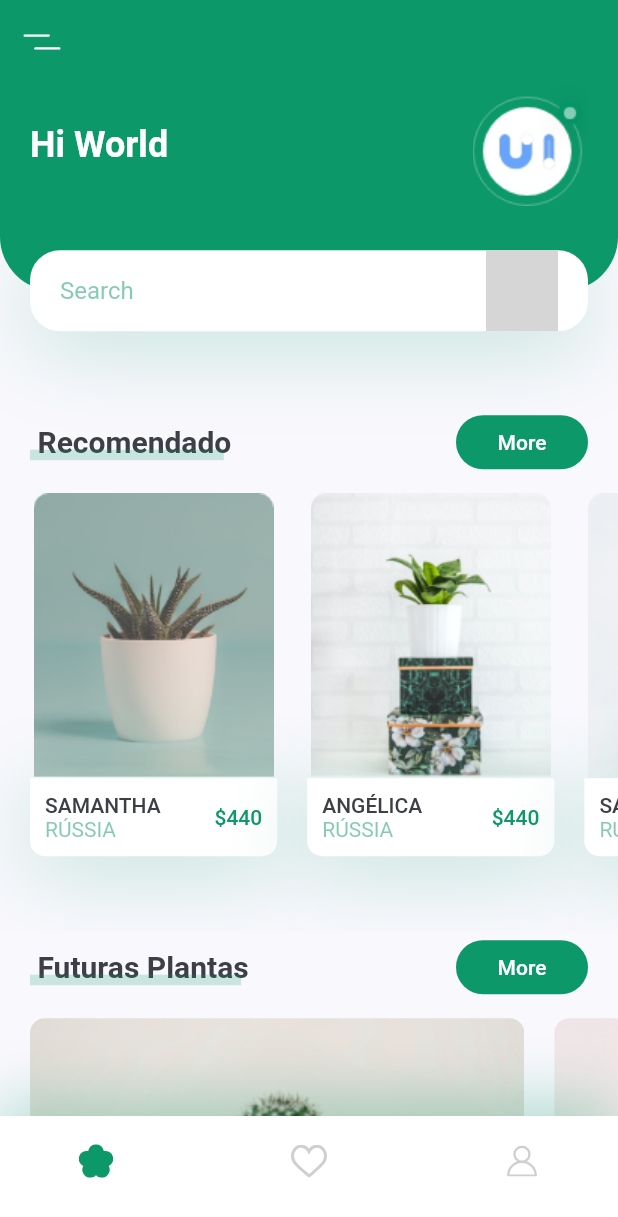
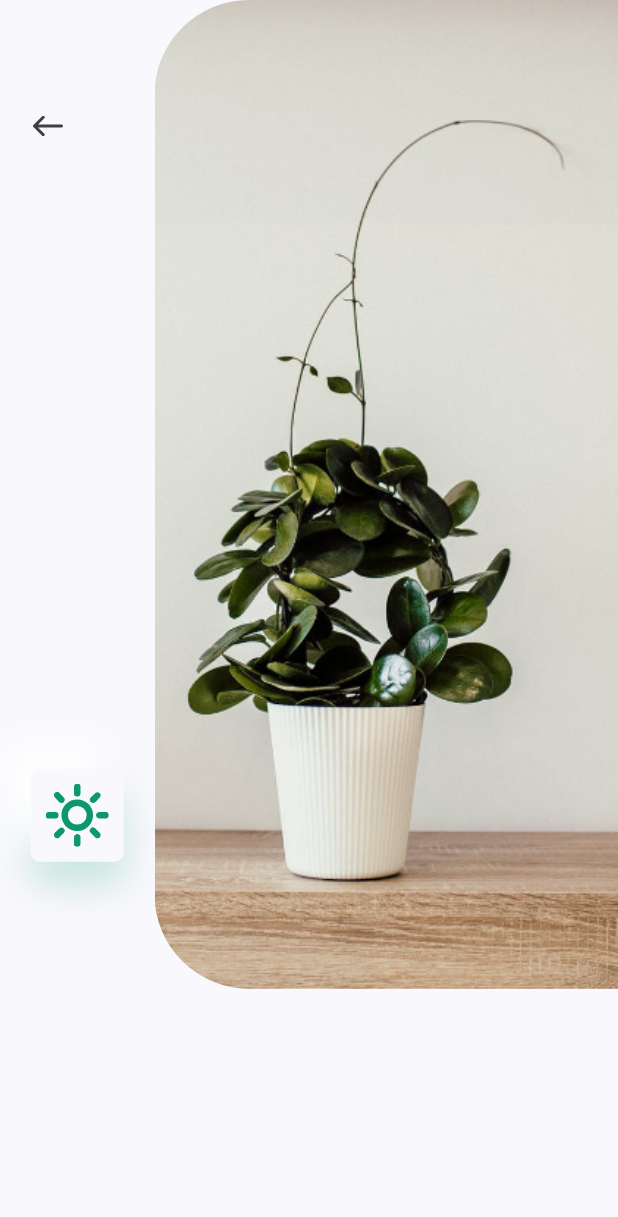
Before and after one commit to Vini03-Alcantra/PlantAppFlutter, a Flutter app: the screen it shows after launch, after a tap on an icon or button, on a phone screen of 412 x 824 dp. Shown: the top 1217 px of the screen. Run offline on Flutter 3.47's test engine with Material 2 defaults, Android fonts, the phone set to English and light mode, and no system bars; our stand-ins replace flutter_svg; grey boxes are pictures that could not be loaded.

Commit message:
extraindo widget IconCard

```diff
--- /dev/null
+++ b/lib/pages/details/components/body.dart
@@ -0,0 +1,89 @@
+import 'package:flutter/material.dart';
+import 'package:plantApp/constants.dart';
+import 'package:flutter_svg/svg.dart';
+
+class Body extends StatelessWidget {
+  @override
+  Widget build(BuildContext context) {
+    var size = MediaQuery.of(context).size;
+    return Column(
+      children: <Widget>[
+        SizedBox(
+          height: size.height * 0.8,
+          child: Row(
+            children: <Widget>[
+              Expanded(
+                child: Padding(
+                  padding: const EdgeInsets.symmetric(vertical: kDefaultPadding * 3),
+                  child: Column(
+                    children: <Widget>[
+                      Align(
+                        alignment: Alignment.topLeft,
+                        child: IconButton(
+                          padding: EdgeInsets.symmetric(horizontal: kDefaultPadding),
+                          icon: SvgPicture.asset("assets/icons/back_arrow.svg"),
+                          onPressed: (){
+                            Navigator.pop(context);
+                          }
+                        )
+                      ),
+                      Spacer(),
+                      IconCard()
+                    ]
+                  ),
+                )
+              ),
+              Container(
+                height: size.height * 0.8,
+                width: size.width * 0.75,
+                decoration: BoxDecoration(
+                  borderRadius: BorderRadius.only(
+                    topLeft: Radius.circular(63),
+                    bottomLeft: Radius.circular(63)
+                  ),
+                  image: DecorationImage(
+                    alignment: Alignment.centerLeft,
+                    fit: BoxFit.cover,
+                    image: AssetImage("assets/images/img.png")
+                  )
+                )
+              )
+            ]
+          ),
+        )
+      ]
+    );
+  }
+}
+
+class IconCard extends StatelessWidget {
+  const IconCard({Key key}) : super(key: key);
+
+  @override
+  Widget build(BuildContext context) {
+    var size = MediaQuery.of(context).size;
+    return Container(
+      margin: EdgeInsets.symmetric(vertical: size.height * 0.03),
+      padding: EdgeInsets.all(kDefaultPadding / 2),
+      height: 62,
+      width: 62,
+      decoration: BoxDecoration(
+        color: kBackgroundColor,
+        borderRadius: BorderRadius.circular(6),
+        boxShadow: [
+          BoxShadow(
+            offset: Offset(0, 15),
+            blurRadius: 22,
+            color: kPrimaryColor.withOpacity(0.22)
+          ),
+          BoxShadow(
+            offset: Offset(-15, -15),
+            blurRadius: 20,
+            color: Colors.white
+          )
+        ]
+      ),
+      child: SvgPicture.asset("assets/icons/sun.svg")
+    );
+  }
+}
--- /dev/null
+++ b/lib/pages/details/details_screen.dart
@@ -0,0 +1,11 @@
+import 'package:flutter/material.dart';
+import 'package:plantApp/pages/details/components/body.dart';
+
+class DetailsScreen extends StatelessWidget {
+  @override
+  Widget build(BuildContext context) {
+    return Scaffold(
+      body: Body()
+    );
+  }
+}
--- a/lib/pages/home/components/header_with_search_box.dart
+++ b/lib/pages/home/components/header_with_search_box.dart
@@ -78,7 +78,7 @@ class HeaderWithSearchBox extends StatelessWidget {
                     )
                     ),
                   ),
-                  SvgPicture.asset('assets/icons/serach.svg')
+                  SvgPicture.asset('assets/icons/search.svg')
                 ],
               ),
             ),
--- a/lib/pages/home/components/recomneds_plants.dart
+++ b/lib/pages/home/components/recomneds_plants.dart
@@ -1,5 +1,6 @@
 import 'package:flutter/material.dart';
 import 'package:plantApp/constants.dart';
+import 'package:plantApp/pages/details/details_screen.dart';
 
 class RecomendsPlants extends StatelessWidget {
   const RecomendsPlants({
@@ -17,21 +18,27 @@ class RecomendsPlants extends StatelessWidget {
           title: "Samantha",
           country: "Rússia",
           price: 440,
-          press: (){},
+          press: (){
+            Navigator.push(context, MaterialPageRoute(builder: (context) => DetailsScreen()));
+          },
         ),
         RecomendPlantCard(
           image: "assets/images/image_2.png",
           title: "Angélica",
-          country: "Rússia",
+          country: "Argentina",
           price: 440,
-          press: (){},
+          press: (){
+            Navigator.push(context, MaterialPageRoute(builder: (context) => DetailsScreen()));
+          },
         ),
         RecomendPlantCard(
           image: "assets/images/image_3.png",
-          title: "Samantha",
-          country: "Rússia",
+          title: "Karla",
+          country: "Croácia",
           price: 440,
-          press: (){},
+          press: (){
+            Navigator.push(context, MaterialPageRoute(builder: (context) => DetailsScreen()));
+          },
         ),
         ]
       ),
--- a/lib/pages/home/home_screen.dart
+++ b/lib/pages/home/home_screen.dart
@@ -1,7 +1,6 @@
 import 'package:flutter/material.dart';
 import 'package:flutter_svg/svg.dart';
 import 'package:plantApp/components/my_bottom_nav_bar.dart';
-import 'package:plantApp/constants.dart';
 import 'package:plantApp/pages/home/components/body.dart';
 
 class HomeScreen extends StatelessWidget {
```
